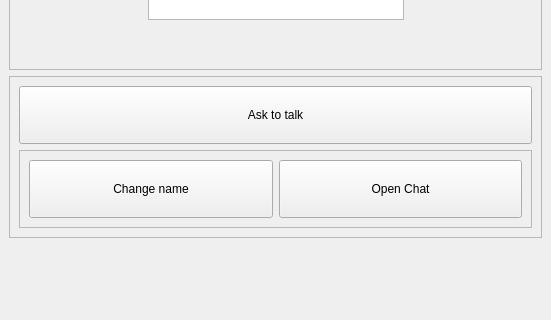
Above: project/pages/chat_page.ui from Sason00/project before the change; both pictures show x 0 to 551 and y 408 to 728 of the 551 by 728 pixel window. Below: the same form after it.
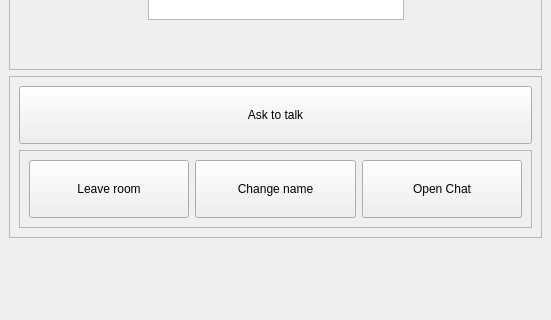
That is the form after the change.

What changed in the file:
```diff
--- a/project/pages/chat_page.ui
+++ b/project/pages/chat_page.ui
@@ -142,6 +142,13 @@
           <enum>QFrame::Raised</enum>
          </property>
          <layout class="QHBoxLayout" name="horizontalLayout">
+          <item>
+           <widget class="QPushButton" name="leave_room_button">
+            <property name="text">
+             <string>Leave room</string>
+            </property>
+           </widget>
+          </item>
           <item>
            <widget class="QPushButton" name="pushButton_2">
             <property name="text">
```
